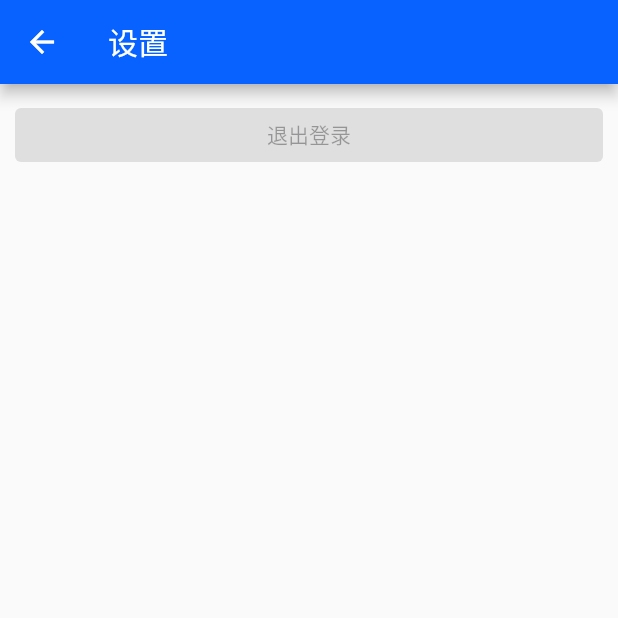
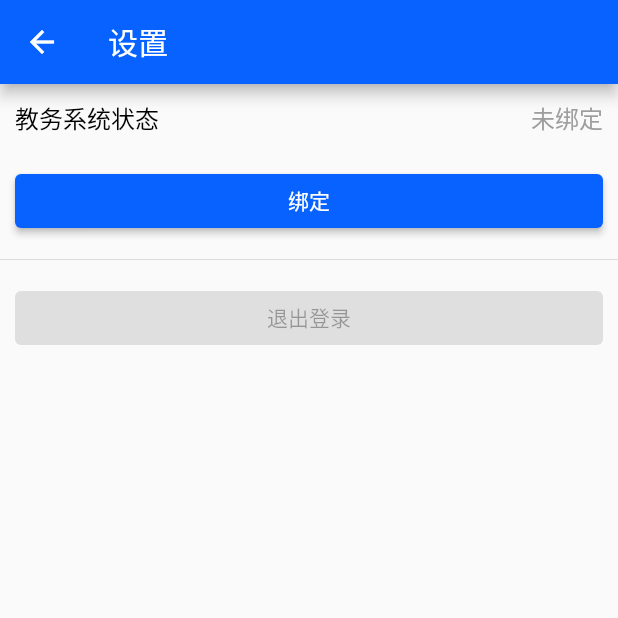
Before and after one commit to jackfiled/post_calendar_android, a Flutter app: the MinePage screen opened directly, after a tap on "设置", on a phone screen of 412 x 824 dp, the top half of it. Run offline on Flutter 3.47's test engine with Material 2 defaults, Android fonts, the phone set to English and light mode, and no system bars; our stand-ins replace flutter_slidable, get, hive, hive_flutter, sqflite; missing offline and left inert: flutter_pickers; accounts and stored records are empty; network calls fail.

Commit message:
完成了教务账号的绑定解绑部分

```diff
--- a/lib/controllers/setting_controller.dart
+++ b/lib/controllers/setting_controller.dart
@@ -1,5 +1,6 @@
 import 'package:get/get.dart';
 
+import 'package:post_calendar_android/routes/route_config.dart';
 import 'package:post_calendar_android/database/hive_provider.dart';
 import 'package:post_calendar_android/data_structures/theme_type.dart';
 
@@ -9,9 +10,20 @@ class SettingController extends GetxController {
       .getInstance()
       .settingsBox;
   var themeType = ThemeType.system.obs;
+  var isJWLogin = false.obs;
 
   /// 从Hive中读取设置
   Future<void> initContent() async {
+    // 读取是否绑定教务处
+    var jwStudentID = box.get("jw_id") as String?;
+    var jwPassword = box.get("jw_password") as String?;
+
+    if(jwStudentID == null || jwPassword == null){
+      isJWLogin.value = false;
+    }else{
+      isJWLogin.value = true;
+    }
+
     // 获取关于暗黑模式的设置
     // 但不必设置
     // 对于主题的设置在应用程序加载的时候就已经进行了
@@ -35,6 +47,19 @@ class SettingController extends GetxController {
     }
   }
 
+  // 登录教务系统
+  Future<void> loginJW() async {
+    Get.toNamed(RouteConfig.loginJWGLPage);
+  }
+
+  // 退出教务系统
+  Future<void> logoutJW() async {
+    await box.delete("jw_id");
+    await box.delete("jw_password");
+
+    Get.snackbar("解绑成功", "同教务系统的绑定已解除");
+  }
+
   /// 设置主题
   Future<void> setThemeType(int index) async {
     final type = ThemeType.values[index];
--- a/lib/main.dart
+++ b/lib/main.dart
@@ -5,7 +5,6 @@ import 'package:post_calendar_android/configurations/themes.dart';
 import 'package:post_calendar_android/data_structures/theme_type.dart';
 import 'package:post_calendar_android/database/hive_provider.dart';
 import 'package:post_calendar_android/routes/route_config.dart';
-import 'package:post_calendar_android/database/calendar_provider.dart';
 import 'package:post_calendar_android/database/ddl_provider.dart';
 import 'package:post_calendar_android/database/course_provider.dart';
 
@@ -21,7 +20,6 @@ class MyApp extends StatefulWidget {
 }
 
 class _MyAppState extends State<MyApp> {
-  final calendarProvider = CalendarProvider.getInstance();
   final ddlProvider = DDLProvider.getInstance();
   final hiveProvider = HiveProvider.getInstance();
   final courseProvider = CourseProvider.getInstance();
@@ -47,20 +45,17 @@ class _MyAppState extends State<MyApp> {
   void dispose() {
     super.dispose();
 
-    calendarProvider.close();
     ddlProvider.close();
     courseProvider.close();
   }
 
   /// 加载App运行所必须的组件
   Future<void> initApp() async {
-    final calendarInitFuture = calendarProvider.initDatabase();
     final ddlInitFuture = ddlProvider.initDatabase();
     final courseInitFuture = courseProvider.initDatabase();
     final hiveInitFuture = HiveProvider.initHive();
     final delay = Future.delayed(const Duration(seconds: 2));
 
-    await calendarInitFuture;
     await ddlInitFuture;
     await courseInitFuture;
     await hiveInitFuture;
--- a/lib/pages/setting_page.dart
+++ b/lib/pages/setting_page.dart
@@ -32,7 +32,35 @@ class _SettingPageState extends State<SettingPage> {
       body: Scrollbar(
         child: SingleChildScrollView(
           child: Column(
+            crossAxisAlignment: CrossAxisAlignment.stretch,
             children: [
+              Container(
+                margin: const EdgeInsets.all(10),
+                child: Row(
+                  mainAxisAlignment: MainAxisAlignment.spaceBetween,
+                  children: [
+                    Text(
+                      "教务系统状态",
+                      style: Theme.of(context).textTheme.bodyText2,
+                    ),
+                    Obx(() => Text(
+                      controller.isJWLogin.value ? "已绑定" : "未绑定",
+                      style: Theme.of(context).textTheme.bodyText1,
+                    ))
+                  ],
+                ),
+              ),
+              Container(
+                margin: const EdgeInsets.all(10),
+                child: Obx(() => ElevatedButton(
+                  child: Text(controller.isJWLogin.value ? "取消绑定" : "绑定"),
+                  onPressed: controller.isJWLogin.value ? controller.logoutJW
+                      : controller.loginJW,
+                )),
+              ),
+              const Divider(
+                height: 10,
+              ),
               Container(
                 margin: const EdgeInsets.all(10),
                 child: Obx(() => ElevatedButton(
--- a/lib/routes/route_config.dart
+++ b/lib/routes/route_config.dart
@@ -9,6 +9,7 @@ import 'package:post_calendar_android/pages/login_page.dart';
 import 'package:post_calendar_android/pages/setting_page.dart';
 import 'package:post_calendar_android/pages/squid_more_page.dart';
 import 'package:post_calendar_android/pages/ddl_all_page.dart';
+import 'package:post_calendar_android/pages/jwgl_login_page.dart';
 
 class RouteConfig {
   /// 主界面
@@ -38,6 +39,8 @@ class RouteConfig {
   /// 登录界面
   static const String loginPage = "/loginPage";
 
+  static const String loginJWGLPage = "/LoginJWGLPage";
+
   static final List<GetPage> getPages = [
     GetPage(name: main, page: () => const HomePage()),
     GetPage(name: openLoadingPage, page: () => const OpenLoadingPage()),
@@ -48,5 +51,6 @@ class RouteConfig {
     GetPage(name: ddlALLPage, page: () => DDLAllPage()),
     GetPage(name: settingPage, page: () => const SettingPage()),
     GetPage(name: loginPage, page: () => const LoginPage()),
+    GetPage(name: loginJWGLPage, page: () => const JWGLLoginPage())
   ];
 }
```
Also changed, not shown: lib/pages/jwgl_login_page.dart (added, +75 -0 lines).
